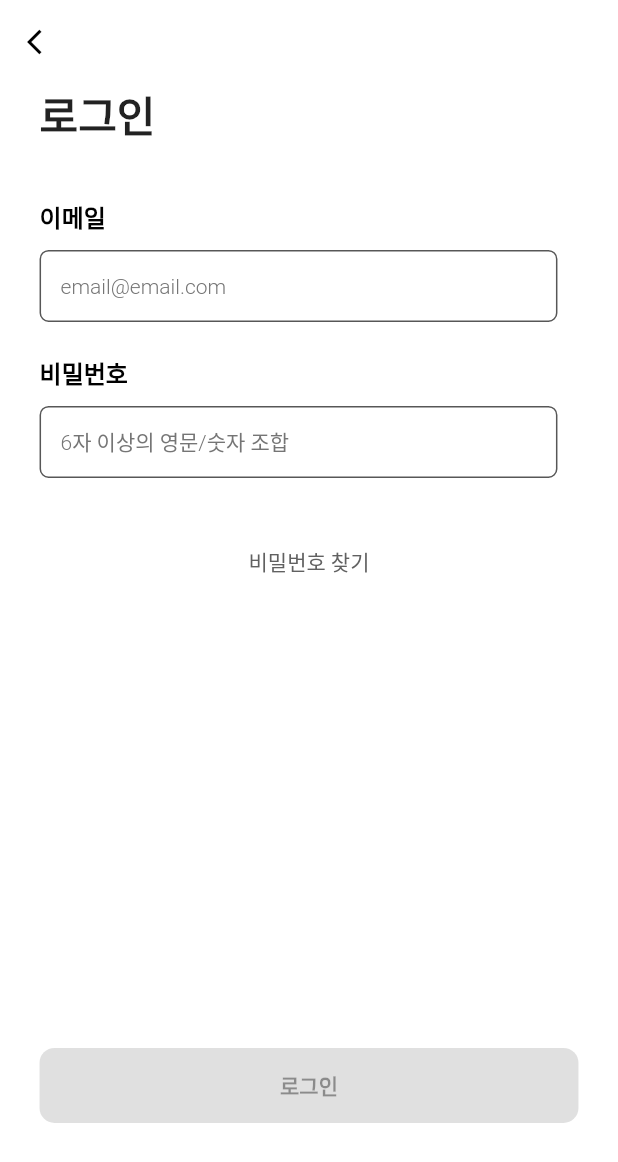
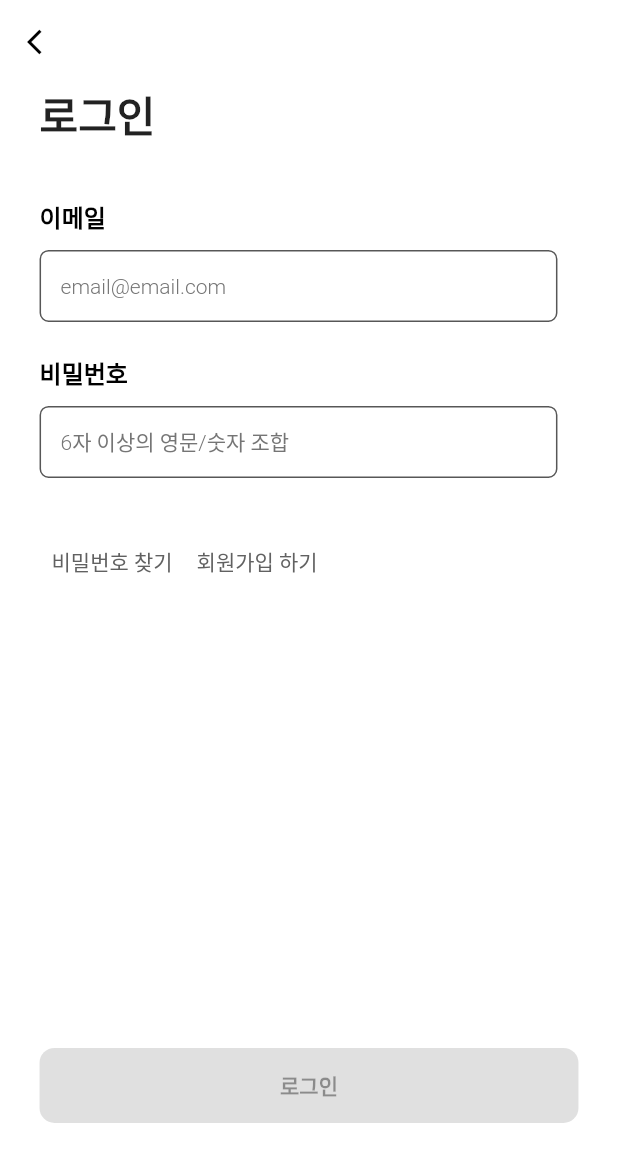
Before and after one commit to GrowthHelper-Intermission/intermission-client, a Flutter app: the LoginScreen screen opened directly, on a phone screen of 412 x 824 dp. Shown: the top 1162 px of the screen. Run offline on Flutter 3.47's test engine with Material 2 defaults, Android fonts, the light colour scheme and no system bars; our stand-ins replace firebase_core, flutter_screenutil; accounts and stored records are empty; project files that could hold a hidden picture were left out.

Commit message:
common components, models, views shared

```diff
--- a/lib/common/component/login_next_button.dart
+++ b/lib/common/component/login_next_button.dart
@@ -4,7 +4,14 @@ import 'package:intermission_project/common/const/colors.dart';
 class LoginNextButton extends StatefulWidget {
   final String buttonName;
   final bool isButtonEnabled;
-  const LoginNextButton({required this.buttonName, required this.isButtonEnabled, super.key});
+  final VoidCallback onPressed;
+
+  const LoginNextButton({
+    required this.onPressed,
+    required this.buttonName,
+    required this.isButtonEnabled,
+    super.key,
+  });
 
   @override
   State<LoginNextButton> createState() => _LoginNextButtonState();
@@ -21,15 +28,12 @@ class _LoginNextButtonState extends State<LoginNextButton> {
           SizedBox(
             height: 50,
             child: ElevatedButton(
-              onPressed:
-              widget.isButtonEnabled ? () {} : null,
+              onPressed: widget.isButtonEnabled ? widget.onPressed : null,
               style: ElevatedButton.styleFrom(
-                primary: widget.isButtonEnabled
-                    ? PRIMARY_COLOR
-                    : Colors.grey[200],
+                primary:
+                    widget.isButtonEnabled ? PRIMARY_COLOR : Colors.grey[200],
                 shape: RoundedRectangleBorder(
-                  borderRadius:
-                  BorderRadius.circular(10),
+                  borderRadius: BorderRadius.circular(10),
                 ),
               ),
               child: Text(
--- a/lib/main.dart
+++ b/lib/main.dart
@@ -2,6 +2,8 @@ import 'package:flutter/material.dart';
 import 'package:firebase_core/firebase_core.dart';
 import 'package:intermission_project/common/component/tabbar_using_controller.dart';
 import 'package:intermission_project/counter.dart';
+import 'package:intermission_project/views/home/home_main_screen.dart';
+import 'package:intermission_project/views/login/login_screen.dart';
 import 'package:intermission_project/views/signup/signup_screen_page1.dart';
 import 'firebase_options.dart';
 import 'package:flutter_screenutil/flutter_screenutil.dart';
@@ -28,7 +30,8 @@ class MyApp extends StatelessWidget {
       => MaterialApp(
         debugShowCheckedModeBanner: false,
         title: 'Your App Title',
-        home: SignupScreenPage1(),
+        // home: SignupScreenPage1(),
+        home: LoginScreen(),
       ),
     );
   }
--- a/lib/user/find_pw_button.dart
+++ b/lib/user/find_pw_button.dart
@@ -2,7 +2,8 @@ import 'package:flutter/material.dart';
 import 'package:intermission_project/user/find_pw.dart';
 
 class FindPWButton extends StatelessWidget {
-  const FindPWButton({super.key});
+  final String title;
+  const FindPWButton({required this.title, super.key});
 
   @override
   Widget build(BuildContext context) {
@@ -18,7 +19,7 @@ class FindPWButton extends StatelessWidget {
             );
           },
           child: Text(
-            '비밀번호 찾기',
+            title,
             style: TextStyle(
               fontSize: 14.0,
               color: Colors.grey[700],
--- a/lib/views/login/login_screen.dart
+++ b/lib/views/login/login_screen.dart
@@ -2,9 +2,11 @@ import 'package:flutter/material.dart';
 import 'package:intermission_project/common/component/custom_appbar.dart';
 import 'package:intermission_project/common/component/custom_text_form_field.dart';
 import 'package:intermission_project/common/component/login_next_button.dart';
+import 'package:intermission_project/common/component/tabbar_using_controller.dart';
 import 'package:intermission_project/user/find_pw_button.dart';
 import 'package:intermission_project/common/component/custom_text_style.dart';
 import 'package:flutter_screenutil/flutter_screenutil.dart';
+import 'package:intermission_project/views/home/home_main_screen.dart';
 
 class LoginScreen extends StatefulWidget {
   const LoginScreen({super.key});
@@ -31,6 +33,13 @@ class _LoginScreenState extends State<LoginScreen> {
       _passwordErrorText = isPasswordValid ? null : '올바른 비밀번호 형식이 아닙니다';
       _isButtonEnabled = isEmailValid && isPasswordValid;
     });
+    // navigateToNextScreen(); // 수정된 부분
+  }
+
+  void navigateToNextScreen(){
+      Navigator.push(context,
+      MaterialPageRoute(builder: (context) => TabBarController(),)
+      );
   }
 
   @override
@@ -114,13 +123,19 @@ class _LoginScreenState extends State<LoginScreen> {
                             SizedBox(
                               height: 20.0,
                             ),
-                            FindPWButton(),
+                            Row(
+                              children: [
+                                FindPWButton(title: '비밀번호 찾기'),
+                                FindPWButton(title: '회원가입 하기'),
+                              ],
+                            ),
                             SizedBox(
                               height: 300,
                             ),
                             LoginNextButton(
                               buttonName: '로그인',
                               isButtonEnabled: _isButtonEnabled,
+                              onPressed: navigateToNextScreen,
                             ),
                           ],
                         ),
```
Also changed, not shown: lib/common/component/tabbar_using_controller.dart (+367 -25 lines), lib/layout/default_layout.dart (added, +62 -0 lines), lib/views/home/home_main_screen.dart (+66 -19 lines), lib/views/signup/signup_screen_page1.dart (+24 -9 lines).
